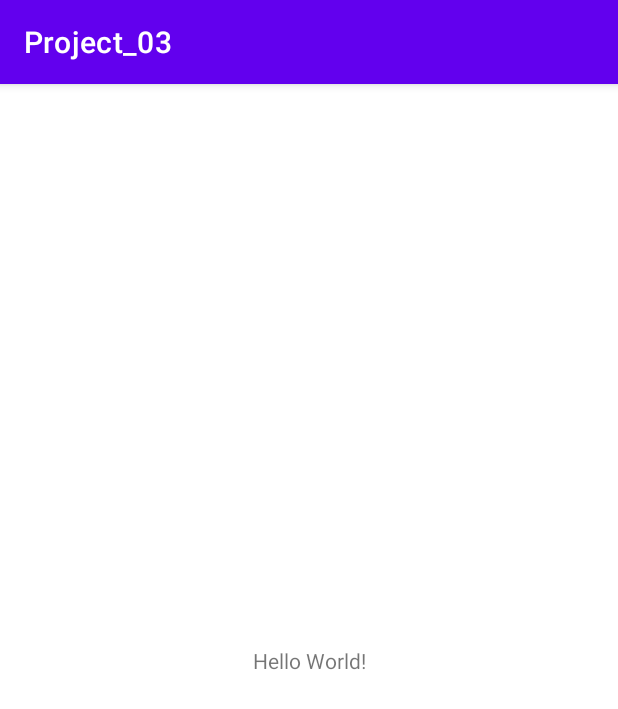
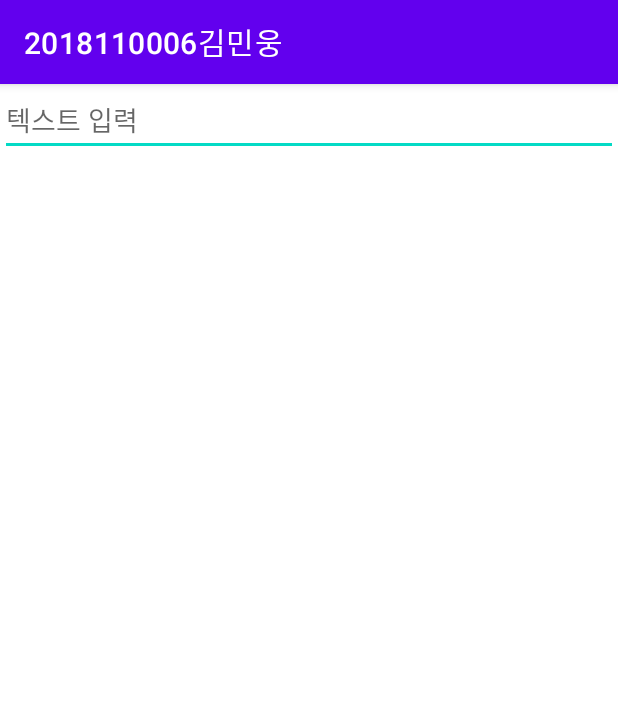
Before and after one commit to POL6463/Android_Programming, an Android app: the screen it shows after launch (MainActivity), on a phone screen of 412 x 824 dp. Shown: the top 709 px of the screen. Run offline under Robolectric (Android 15) with nearby library versions, the phone set to English and light mode, and no system bars.

Commit message:
4-3완료

```diff
--- a/Project_03/app/src/main/java/com/example/project_03/MainActivity.kt
+++ b/Project_03/app/src/main/java/com/example/project_03/MainActivity.kt
@@ -2,10 +2,26 @@ package com.example.project_03
 
 import androidx.appcompat.app.AppCompatActivity
 import android.os.Bundle
+import android.view.KeyEvent
+import android.view.inputmethod.EditorInfo
+import android.widget.EditText
+import android.widget.Toast
 
 class MainActivity : AppCompatActivity() {
+    lateinit var editT : EditText
     override fun onCreate(savedInstanceState: Bundle?) {
         super.onCreate(savedInstanceState)
         setContentView(R.layout.activity_main)
+        title="2018110006김민웅"
+
+        editT = findViewById<EditText>(R.id.EditT)
+        editT.inputType = 0
+        editT.setOnKeyListener { v, keyCode, event ->
+            if(keyCode != null) {
+                Toast.makeText(applicationContext, editT.text.toString(), Toast.LENGTH_SHORT).show()
+            }
+            false
+        }
+
     }
 }
--- a/Project_03/app/src/main/res/layout/activity_main.xml
+++ b/Project_03/app/src/main/res/layout/activity_main.xml
@@ -1,18 +1,19 @@
 <?xml version="1.0" encoding="utf-8"?>
-<androidx.constraintlayout.widget.ConstraintLayout xmlns:android="http://schemas.android.com/apk/res/android"
+<LinearLayout xmlns:android="http://schemas.android.com/apk/res/android"
     xmlns:app="http://schemas.android.com/apk/res-auto"
     xmlns:tools="http://schemas.android.com/tools"
     android:layout_width="match_parent"
     android:layout_height="match_parent"
-    tools:context=".MainActivity">
+    tools:context=".MainActivity"
+    android:orientation="vertical">
 
-    <TextView
-        android:layout_width="wrap_content"
+    <EditText
+        android:layout_width="match_parent"
         android:layout_height="wrap_content"
-        android:text="Hello World!"
-        app:layout_constraintBottom_toBottomOf="parent"
-        app:layout_constraintLeft_toLeftOf="parent"
-        app:layout_constraintRight_toRightOf="parent"
-        app:layout_constraintTop_toTopOf="parent" />
+        android:id="@+id/EditT"
+        android:hint="텍스트 입력"
+        />
 
-</androidx.constraintlayout.widget.ConstraintLayout>
+
+
+</LinearLayout>
```
Also changed, not shown: 1 other file.
